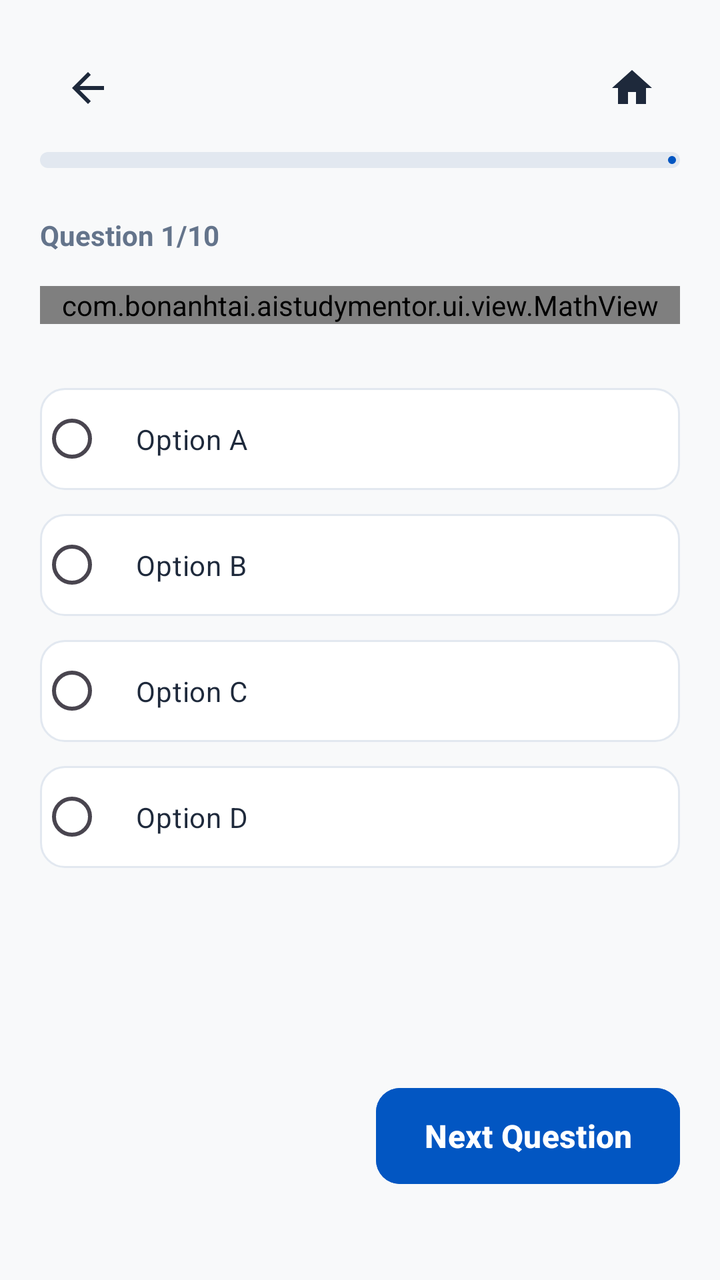
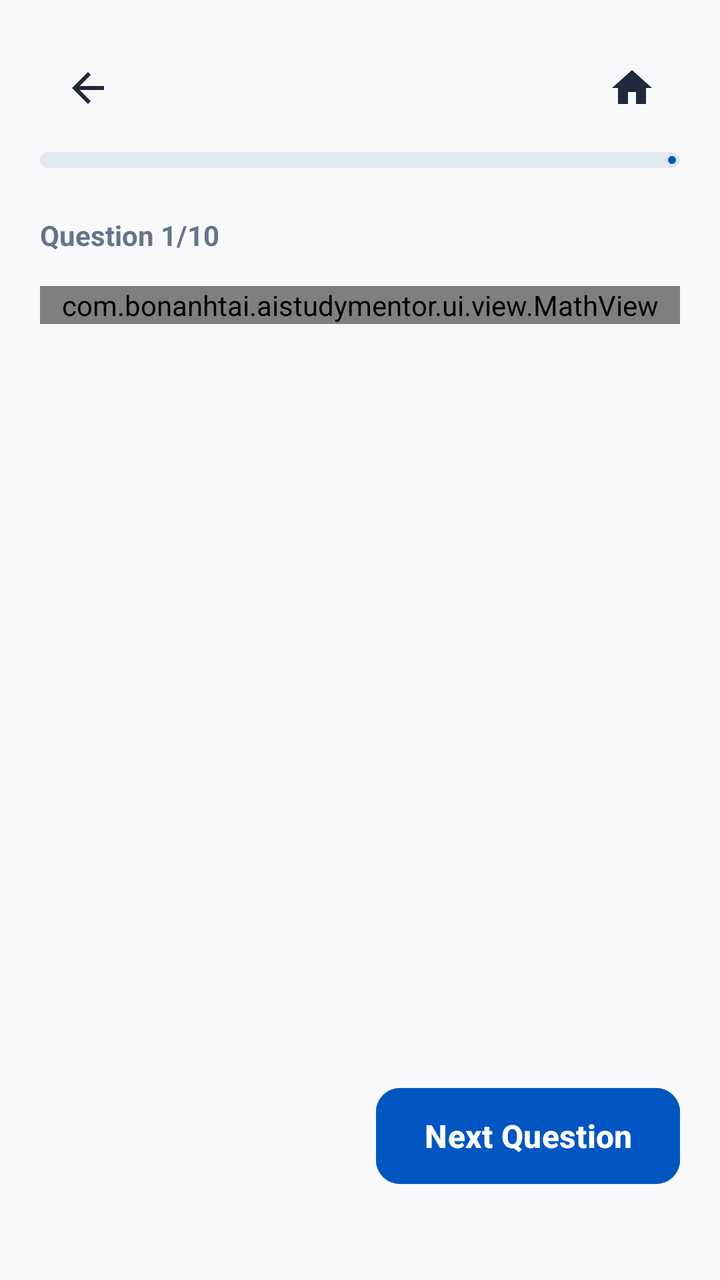

Screens rendered from an Android XML layout before and after an edit, with the pre-edit source and the edit as a unified diff.
<!-- AndroidManifest.xml: application theme Theme.Aistudymentor -->
<!-- res/layout/activity_quiz.xml -->
<?xml version="1.0" encoding="utf-8"?>
<androidx.constraintlayout.widget.ConstraintLayout xmlns:android="http://schemas.android.com/apk/res/android"
    xmlns:app="http://schemas.android.com/apk/res-auto"
    xmlns:tools="http://schemas.android.com/tools"
    android:layout_width="match_parent"
    android:layout_height="match_parent"
    android:background="#F8F9FA"
    android:padding="20dp">

    <androidx.constraintlayout.widget.ConstraintLayout
        android:id="@+id/layoutHeader"
        android:layout_width="match_parent"
        android:layout_height="wrap_content"
        android:paddingBottom="12dp"
        app:layout_constraintTop_toTopOf="parent">

        <ImageButton
            android:id="@+id/btnBackToPractice"
            android:layout_width="48dp"
            android:layout_height="48dp"
            android:background="?attr/selectableItemBackgroundBorderless"
            android:contentDescription="Back to Practice"
            android:src="@drawable/ic_back"
            app:layout_constraintStart_toStartOf="parent"
            app:layout_constraintTop_toTopOf="parent"
            app:tint="#1E293B" />

        <ImageButton
            android:id="@+id/btnGoHome"
            android:layout_width="48dp"
            android:layout_height="48dp"
            android:background="?attr/selectableItemBackgroundBorderless"
            android:contentDescription="Go to Home"
            android:src="@drawable/baseline_home_24"
            app:layout_constraintEnd_toEndOf="parent"
            app:layout_constraintTop_toTopOf="parent"
            app:tint="#1E293B" />

        <com.google.android.material.progressindicator.LinearProgressIndicator
            android:id="@+id/quizProgress"
            android:layout_width="match_parent"
            android:layout_height="wrap_content"
            android:layout_marginTop="8dp"
            app:indicatorColor="#0256C2"
            app:layout_constraintTop_toBottomOf="@id/btnBackToPractice"
            app:trackColor="#E2E8F0"
            app:trackCornerRadius="4dp"
            app:trackThickness="8dp" />
    </androidx.constraintlayout.widget.ConstraintLayout>

    <TextView
        android:id="@+id/tvQuestionNumber"
        android:layout_width="wrap_content"
        android:layout_height="wrap_content"
        android:layout_marginTop="12dp"
        android:text="Question 1/10"
        android:textColor="#64748B"
        android:textSize="14sp"
        android:textStyle="bold"
        app:layout_constraintStart_toStartOf="parent"
        app:layout_constraintTop_toBottomOf="@id/layoutHeader" />

    <com.bonanhtai.aistudymentor.ui.view.MathView
        android:id="@+id/mathQuestion"
        android:layout_width="match_parent"
        android:layout_height="wrap_content"
        android:layout_marginTop="16dp"
        app:layout_constraintTop_toBottomOf="@id/tvQuestionNumber" />

    <RadioGroup
        android:id="@+id/rgOptions"
        android:layout_width="match_parent"
        android:layout_height="wrap_content"
        android:layout_marginTop="32dp"
        app:layout_constraintTop_toBottomOf="@id/mathQuestion">

        <com.google.android.material.radiobutton.MaterialRadioButton
            android:id="@+id/rbOptionA"
            android:layout_width="match_parent"
            android:layout_height="wrap_content"
            android:layout_marginBottom="12dp"
            android:background="@drawable/bg_edittext_rounded"
            android:padding="16dp"
            android:text="Option A"
            android:textColor="#1E293B" />

        <com.google.android.material.radiobutton.MaterialRadioButton
            android:id="@+id/rbOptionB"
            android:layout_width="match_parent"
            android:layout_height="wrap_content"
            android:layout_marginBottom="12dp"
            android:background="@drawable/bg_edittext_rounded"
            android:padding="16dp"
            android:text="Option B"
            android:textColor="#1E293B" />

        <com.google.android.material.radiobutton.MaterialRadioButton
            android:id="@+id/rbOptionC"
            android:layout_width="match_parent"
            android:layout_height="wrap_content"
            android:layout_marginBottom="12dp"
            android:background="@drawable/bg_edittext_rounded"
            android:padding="16dp"
            android:text="Option C"
            android:textColor="#1E293B" />

        <com.google.android.material.radiobutton.MaterialRadioButton
            android:id="@+id/rbOptionD"
            android:layout_width="match_parent"
            android:layout_height="wrap_content"
            android:background="@drawable/bg_edittext_rounded"
            android:padding="16dp"
            android:text="Option D"
            android:textColor="#1E293B" />
    </RadioGroup>

    <LinearLayout
        android:id="@+id/layoutNav"
        android:layout_width="match_parent"
        android:layout_height="wrap_content"
        android:layout_marginBottom="24dp"
        android:orientation="horizontal"
        app:layout_constraintBottom_toBottomOf="parent">

        <com.google.android.material.button.MaterialButton
            android:id="@+id/btnPrevious"
            style="@style/Widget.Material3.Button.OutlinedButton"
            android:layout_width="0dp"
            android:layout_height="56dp"
            android:layout_marginEnd="8dp"
            android:layout_weight="1"
            android:text="Previous"
            android:textAllCaps="false"
            android:textSize="16sp"
            android:textStyle="bold"
            app:cornerRadius="12dp"
            android:visibility="invisible" />

        <com.google.android.material.button.MaterialButton
            android:id="@+id/btnNext"
            android:layout_width="0dp"
            android:layout_height="56dp"
            android:layout_marginStart="8dp"
            android:layout_weight="1"
            android:backgroundTint="#0256C2"
            android:text="Next Question"
            android:textAllCaps="false"
            android:textSize="16sp"
            android:textStyle="bold"
            app:cornerRadius="12dp" />
    </LinearLayout>

</androidx.constraintlayout.widget.ConstraintLayout>
<!-- resources referenced by this layout -->
<resources>
  <!-- drawable baseline_home_24 (drawable) -->
  <vector xmlns:android="http://schemas.android.com/apk/res/android" android:height="24dp" android:tint="#000000" android:viewportHeight="24" android:viewportWidth="24" android:width="24dp">
        
      <path android:fillColor="@android:color/white" android:pathData="M10,20v-6h4v6h5v-8h3L12,3 2,12h3v8z"/>
      
  </vector>
  <!-- drawable bg_edittext_rounded (drawable) -->
  <?xml version="1.0" encoding="utf-8"?>
  <shape xmlns:android="http://schemas.android.com/apk/res/android">
      <solid android:color="#FFFFFF" />
      <stroke
          android:width="1dp"
          android:color="#E2E8F0" />
      <corners android:radius="12dp" />
  </shape>
  <!-- drawable ic_back (drawable) -->
  <vector xmlns:android="http://schemas.android.com/apk/res/android"
      android:width="24dp"
      android:height="24dp"
      android:viewportWidth="24"
      android:viewportHeight="24">
    <path
        android:fillColor="#FF000000"
        android:pathData="M20,11H7.83l5.59,-5.59L12,4l-8,8 8,8 1.41,-1.41L7.83,13H20v-2z"/>
  </vector>
  <style name="Theme.Aistudymentor" parent="Base.Theme.Aistudymentor" />
  <style name="Base.Theme.Aistudymentor" parent="Theme.Material3.DayNight.NoActionBar">
          
          
      </style>
</resources>

<!-- the commit's change to res/layout/activity_quiz.xml (unified diff, before → after) -->
@@ -67,52 +67,13 @@
         android:layout_marginTop="16dp"
         app:layout_constraintTop_toBottomOf="@id/tvQuestionNumber" />
 
-    <RadioGroup
-        android:id="@+id/rgOptions"
+    <LinearLayout
+        android:id="@+id/layoutOptions"
         android:layout_width="match_parent"
         android:layout_height="wrap_content"
-        android:layout_marginTop="32dp"
-        app:layout_constraintTop_toBottomOf="@id/mathQuestion">
-
-        <com.google.android.material.radiobutton.MaterialRadioButton
-            android:id="@+id/rbOptionA"
-            android:layout_width="match_parent"
-            android:layout_height="wrap_content"
-            android:layout_marginBottom="12dp"
-            android:background="@drawable/bg_edittext_rounded"
-            android:padding="16dp"
-            android:text="Option A"
-            android:textColor="#1E293B" />
-
-        <com.google.android.material.radiobutton.MaterialRadioButton
-            android:id="@+id/rbOptionB"
-            android:layout_width="match_parent"
-            android:layout_height="wrap_content"
-            android:layout_marginBottom="12dp"
-            android:background="@drawable/bg_edittext_rounded"
-            android:padding="16dp"
-            android:text="Option B"
-            android:textColor="#1E293B" />
-
-        <com.google.android.material.radiobutton.MaterialRadioButton
-            android:id="@+id/rbOptionC"
-            android:layout_width="match_parent"
-            android:layout_height="wrap_content"
-            android:layout_marginBottom="12dp"
-            android:background="@drawable/bg_edittext_rounded"
-            android:padding="16dp"
-            android:text="Option C"
-            android:textColor="#1E293B" />
-
-        <com.google.android.material.radiobutton.MaterialRadioButton
-            android:id="@+id/rbOptionD"
-            android:layout_width="match_parent"
-            android:layout_height="wrap_content"
-            android:background="@drawable/bg_edittext_rounded"
-            android:padding="16dp"
-            android:text="Option D"
-            android:textColor="#1E293B" />
-    </RadioGroup>
+        android:layout_marginTop="24dp"
+        android:orientation="vertical"
+        app:layout_constraintTop_toBottomOf="@id/mathQuestion" />
 
     <LinearLayout
         android:id="@+id/layoutNav"
<!-- resource entries referenced after the edit -->
@@ -6,15 +6,6 @@
       <path android:fillColor="@android:color/white" android:pathData="M10,20v-6h4v6h5v-8h3L12,3 2,12h3v8z"/>
       
   </vector>
-  <!-- drawable bg_edittext_rounded (drawable) -->
-  <?xml version="1.0" encoding="utf-8"?>
-  <shape xmlns:android="http://schemas.android.com/apk/res/android">
-      <solid android:color="#FFFFFF" />
-      <stroke
-          android:width="1dp"
-          android:color="#E2E8F0" />
-      <corners android:radius="12dp" />
-  </shape>
   <!-- drawable ic_back (drawable) -->
   <vector xmlns:android="http://schemas.android.com/apk/res/android"
       android:width="24dp"
